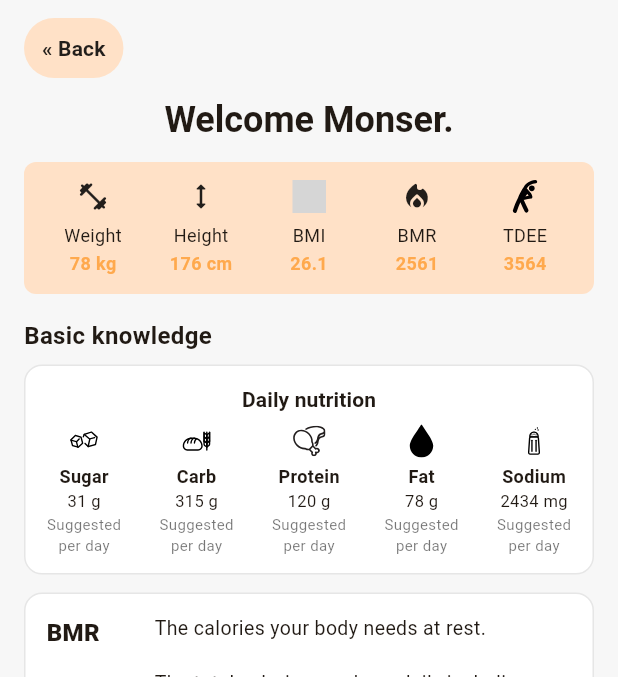
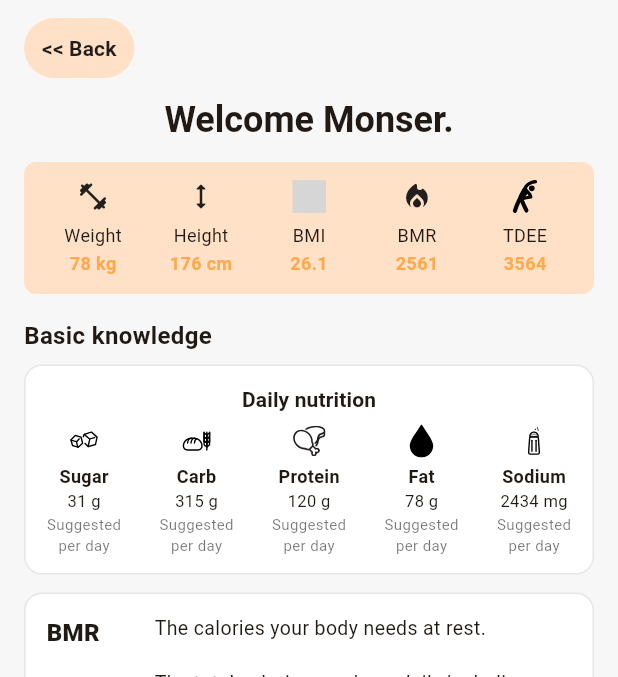
Before and after one commit to ChalisaNine/ImMaiUan_Application, a Flutter app: the KnowledgeStep2Screen screen opened directly, on a phone screen of 412 x 824 dp, the part 102-779 px from its top. Run offline on Flutter 3.47's test engine with Material 3 defaults, Android fonts, the phone set to English and light mode, and no system bars; our stand-ins replace flutter_svg; grey boxes are pictures that could not be loaded.

```diff
--- a/immaiua_app/lib/KnowledgeStep2.dart
+++ b/immaiua_app/lib/KnowledgeStep2.dart
@@ -94,7 +94,7 @@ class _KnowledgeStep2Body extends StatelessWidget {
                       const EdgeInsets.symmetric(horizontal: 12, vertical: 6),
                 ),
                 child: const Text(
-                  '« Back',
+                  '<< Back',
                   style: TextStyle(
                       color: Colors.black87,
                       fontWeight: FontWeight.w700),
```
